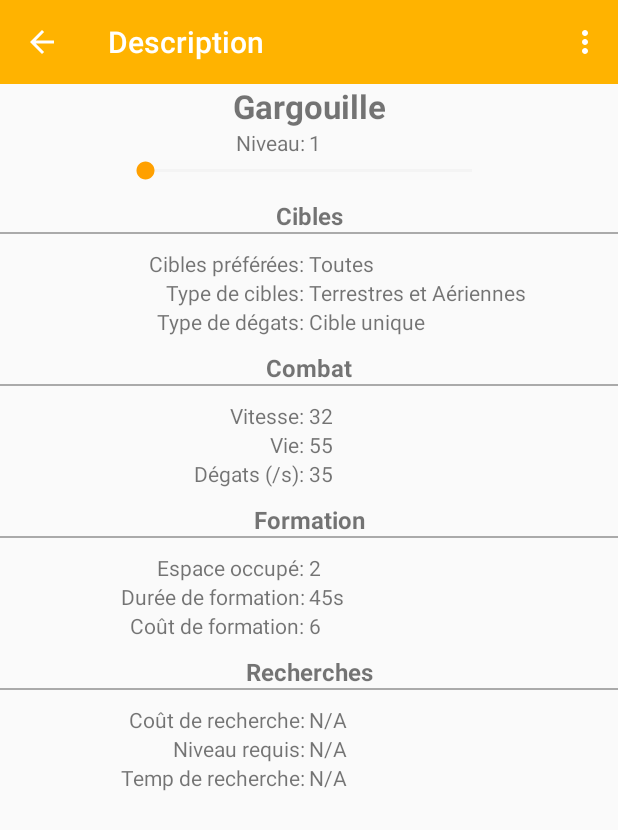
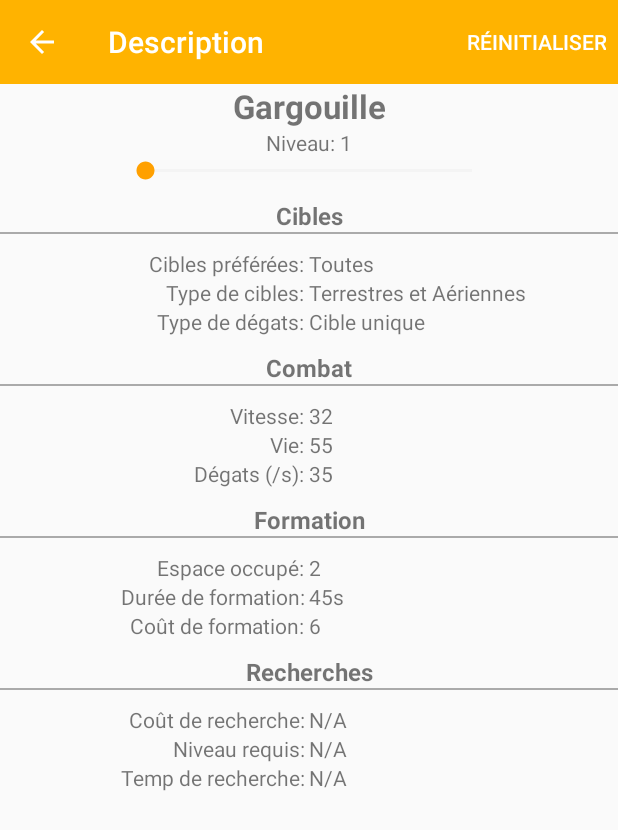
Before and after one commit to professorlust/Wiki-Clash-of-Clans, an Android app: the ChooseTroopNActivity screen opened directly, with no data from a screen before it, after a tap on "Gargouille", on a phone screen of 412 x 824 dp. Shown: the top 830 px of the screen. Run offline under Robolectric (Android 15) with nearby library versions, the phone set to English and light mode, and no system bars.

Commit message:
-minor troop description layout design changes -removed ChooseTroop activity menu since it's unused for now

```diff
--- a/app/src/main/java/fr/qualitylabs/wikiclashofclans/DescribeTroopBActivity.java
+++ b/app/src/main/java/fr/qualitylabs/wikiclashofclans/DescribeTroopBActivity.java
@@ -107,8 +107,8 @@ public class DescribeTroopBActivity extends ActionBarActivity {
         int id = item.getItemId();
 
         //noinspection SimplifiableIfStatement
-        if (id == R.id.action_settings) {
-            return true;
+        if (id == R.id.action_reinitialiser) {
+            seekBar.setProgress(0);
         }
 
         return super.onOptionsItemSelected(item);
--- a/app/src/main/java/fr/qualitylabs/wikiclashofclans/DescribeTroopNActivity.java
+++ b/app/src/main/java/fr/qualitylabs/wikiclashofclans/DescribeTroopNActivity.java
@@ -108,8 +108,8 @@ public class DescribeTroopNActivity extends ActionBarActivity {
         int id = item.getItemId();
 
         //noinspection SimplifiableIfStatement
-        if (id == R.id.action_settings) {
-            return true;
+        if (id == R.id.action_reinitialiser) {
+            seekBar.setProgress(0);
         }
 
         return super.onOptionsItemSelected(item);
--- a/app/src/main/res/layout/activity_describe_troop_n.xml
+++ b/app/src/main/res/layout/activity_describe_troop_n.xml
@@ -36,20 +36,22 @@
 
             <TableRow>
 
+                <LinearLayout
+                    android:layout_column="0"
+                    android:layout_weight="1"
+                    android:gravity="center">
+
                     <TextView
-                    android:layout_width="0dp"
+                        android:layout_width="wrap_content"
                         android:layout_height="wrap_content"
-                    android:layout_weight="1"
-                    android:gravity="right"
                         android:text="Niveau: " />
 
                     <TextView
                         android:id="@+id/describe_troop_n_niveau"
-                    android:layout_width="0dp"
+                        android:layout_width="wrap_content"
                         android:layout_height="wrap_content"
-                    android:layout_column="0"
-                    android:layout_weight="1"
                         android:text="niveau" />
+                </LinearLayout>
             </TableRow>
 
             <TableRow
--- a/app/src/main/res/menu/menu_choose_troop_b.xml
+++ b/app/src/main/res/menu/menu_choose_troop_b.xml
@@ -1,7 +1,4 @@
 <menu xmlns:android="http://schemas.android.com/apk/res/android"
     xmlns:app="http://schemas.android.com/apk/res-auto"
     xmlns:tools="http://schemas.android.com/tools"
-    tools:context="fr.qualitylabs.wikiclashofclans.ChooseTroopBActivity">
-    <item android:id="@+id/action_settings" android:title="@string/action_settings"
-        android:orderInCategory="100" app:showAsAction="never" />
-</menu>
+    tools:context="fr.qualitylabs.wikiclashofclans.ChooseTroopBActivity"></menu>
--- a/app/src/main/res/menu/menu_choose_troop_n.xml
+++ b/app/src/main/res/menu/menu_choose_troop_n.xml
@@ -1,7 +1,4 @@
 <menu xmlns:android="http://schemas.android.com/apk/res/android"
     xmlns:app="http://schemas.android.com/apk/res-auto"
     xmlns:tools="http://schemas.android.com/tools"
-    tools:context="fr.qualitylabs.wikiclashofclans.ChooseTroopNActivity">
-    <item android:id="@+id/action_settings" android:title="@string/action_settings"
-        android:orderInCategory="100" app:showAsAction="never" />
-</menu>
+    tools:context="fr.qualitylabs.wikiclashofclans.ChooseTroopNActivity"></menu>
--- a/app/src/main/res/menu/menu_describe_troop_n.xml
+++ b/app/src/main/res/menu/menu_describe_troop_n.xml
@@ -2,6 +2,9 @@
     xmlns:app="http://schemas.android.com/apk/res-auto"
     xmlns:tools="http://schemas.android.com/tools"
     tools:context="fr.qualitylabs.wikiclashofclans.DescribeTroopBActivity">
-    <item android:id="@+id/action_settings" android:title="@string/action_settings"
-        android:orderInCategory="100" app:showAsAction="never" />
+    <item
+        android:id="@+id/action_reinitialiser"
+        android:orderInCategory="100"
+        android:title="@string/reinitialiser"
+        app:showAsAction="always" />
 </menu>
--- a/app/src/main/res/values/strings.xml
+++ b/app/src/main/res/values/strings.xml
@@ -21,4 +21,5 @@
     <string name="title_activity_describe_troop_b">Description</string>
     <string name="title_activity_choose_troop_n">Troupes Noires</string>
     <string name="title_activity_describe_troop_n">Description</string>
+    <string name="reinitialiser">Réinitialiser</string>
 </resources>
```
Also changed, not shown: app/src/main/res/layout/activity_about.xml (+21 -8 lines), app/src/main/res/layout/activity_describe_troop_b.xml (+8 -6 lines), app/src/main/res/menu/menu_describe_troop_b.xml (+5 -2 lines). Lines whose indentation alone changed are shown as unchanged.
